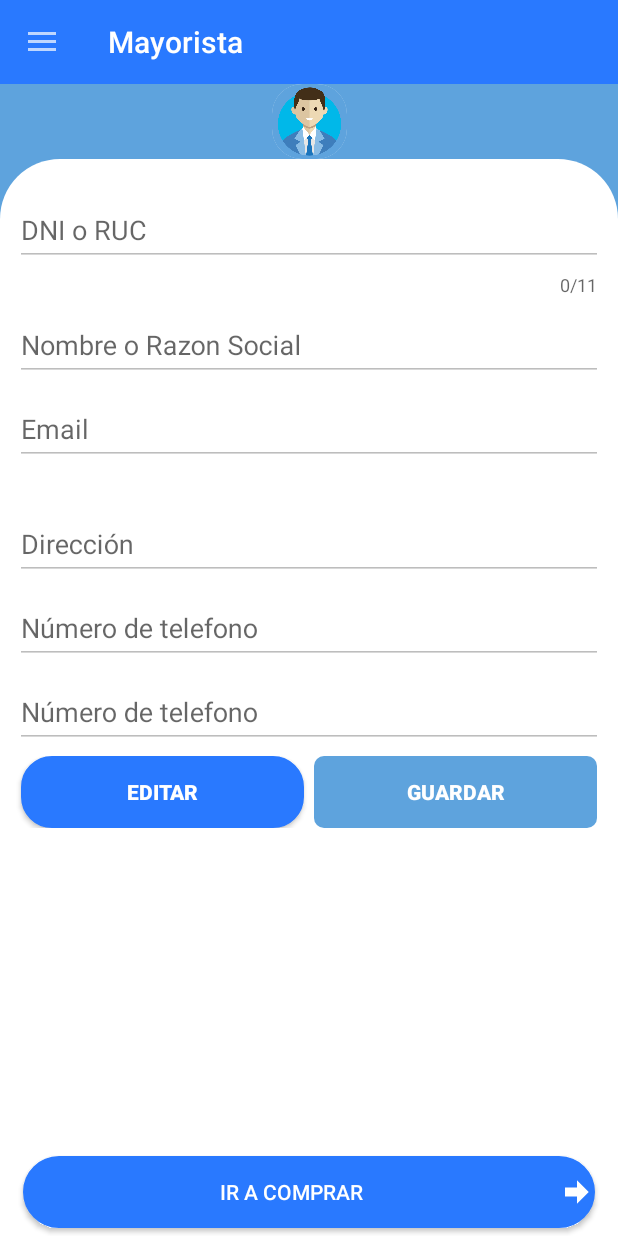
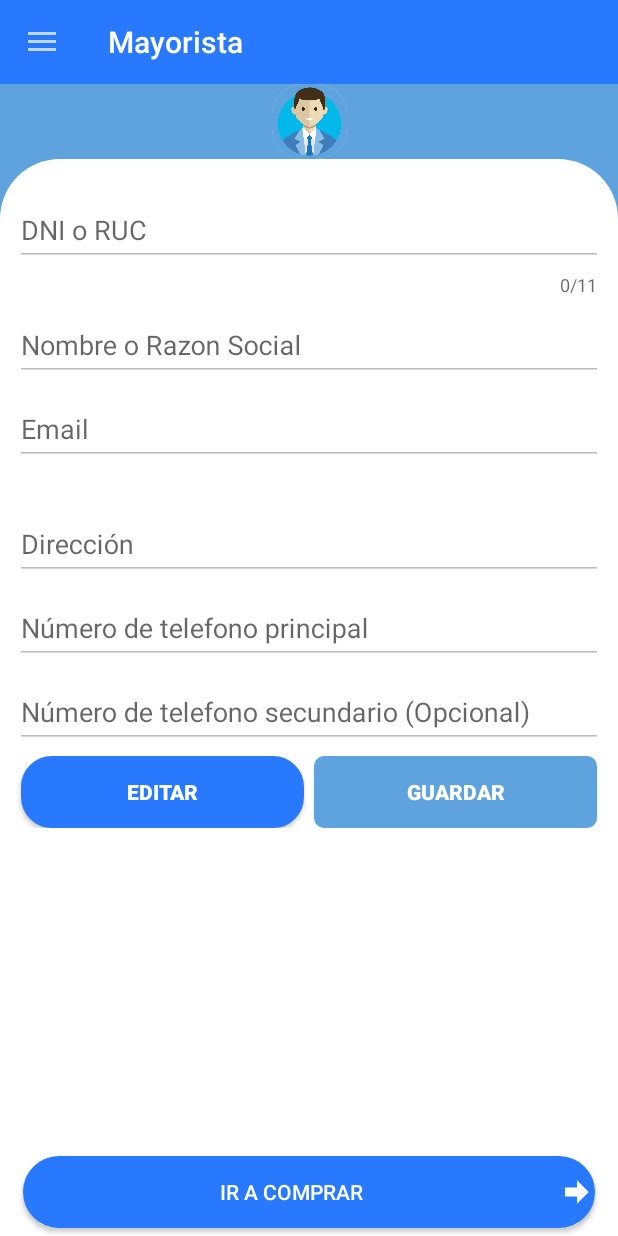
Before and after one commit to greenmarscompany/mayorista-cliente, an Android app: the fragment SettingFragment placed in its activity, on a phone screen of 412 x 824 dp. Run offline under Robolectric (Android 15) with nearby library versions, the phone set to English and light mode, and no system bars; our stand-ins replace Volley; libraries missing offline, so code that uses them is left out: com.github.nkzawa.socketio, com.smarteist.autoimageslider; network calls fail; pictures from the network do not load; 2 statements that could not run were skipped.

Commit message:
Campos de telefonos limitado a 9 digitos

```diff
--- a/app/build.gradle
+++ b/app/build.gradle
@@ -10,8 +10,8 @@ android {
         applicationId "com.greenmarscompany.mayoristacliente"
         minSdkVersion 22
         targetSdkVersion 30
-        versionCode 3
-        versionName "v1.2"
+        versionCode 4
+        versionName "v1.3"
 
         testInstrumentationRunner "androidx.test.runner.AndroidJUnitRunner"
     }
--- a/app/src/main/res/layout/fragment_setting.xml
+++ b/app/src/main/res/layout/fragment_setting.xml
@@ -165,8 +165,9 @@
                         android:layout_width="match_parent"
                         android:layout_height="wrap_content"
                         android:enabled="false"
-                        android:hint="Número de telefono"
+                        android:hint="Número de telefono principal"
                         android:inputType="phone"
+                        android:maxLength="9"
                         android:textColor="#555555" />
                 </com.google.android.material.textfield.TextInputLayout>
 
@@ -180,8 +181,9 @@
                         android:layout_width="match_parent"
                         android:layout_height="wrap_content"
                         android:enabled="false"
-                        android:hint="Número de telefono"
+                        android:hint="Número de telefono secundario (Opcional)"
                         android:inputType="phone"
+                        android:maxLength="9"
                         android:textColor="#555555" />
                 </com.google.android.material.textfield.TextInputLayout>
 
```
Also changed, not shown: app/src/main/res/layout/fragment_account.xml (+10 -10 lines).
